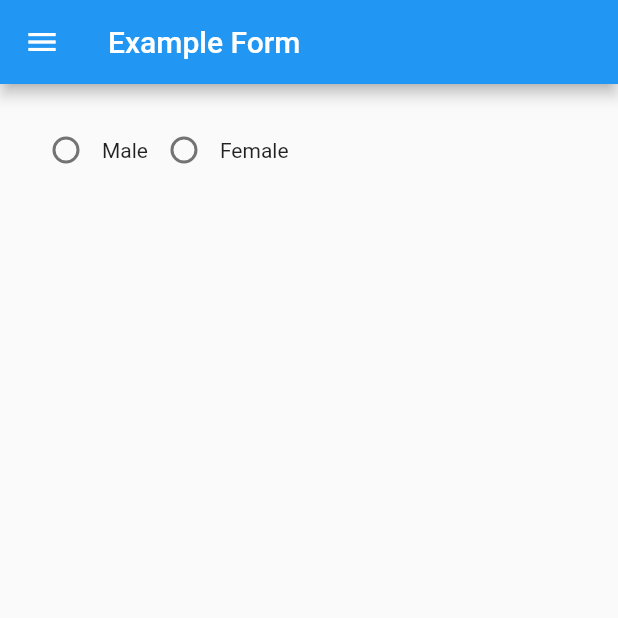
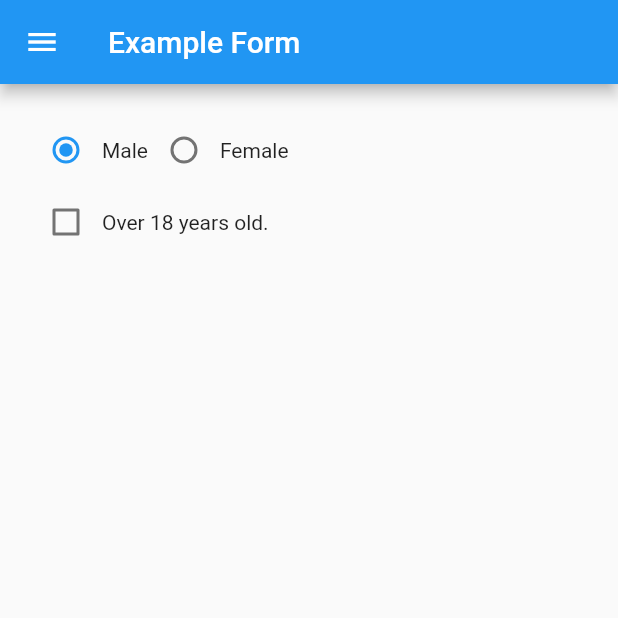
Before and after one commit to Sommaik/imcflutter, a Flutter app: the ExampleFormPage screen opened directly, on a phone screen of 412 x 824 dp, the top half of it. Run offline on Flutter 3.47's test engine with Material 2 defaults, Android fonts, the phone set to English and light mode, and no system bars; our stand-ins replace bloc, equatable, flutter_bloc, intro_slider.

```diff
--- a/lib/example_form/ui/example_form_page.dart
+++ b/lib/example_form/ui/example_form_page.dart
@@ -7,7 +7,8 @@ class ExampleFormPage extends StatefulWidget {
 }
 
 class _ExampleFormPageState extends State<ExampleFormPage> {
-  String sex;
+  String sex = 'M';
+  bool over18 = false;
 
   @override
   Widget build(BuildContext context) {
@@ -24,10 +25,27 @@ class _ExampleFormPageState extends State<ExampleFormPage> {
           child: ListView(
             children: <Widget>[
               buildRadioField(),
+              buildCheckBoxField(),
             ],
           ),
         ),
       ),
+    );
+  }
+
+  Row buildCheckBoxField() {
+    return Row(
+      children: <Widget>[
+        Checkbox(
+          onChanged: (value) {
+            setState(() {
+              over18 = value;
+            });
+          },
+          value: over18,
+        ),
+        Text('Over 18 years old.')
+      ],
     );
   }
 
```
